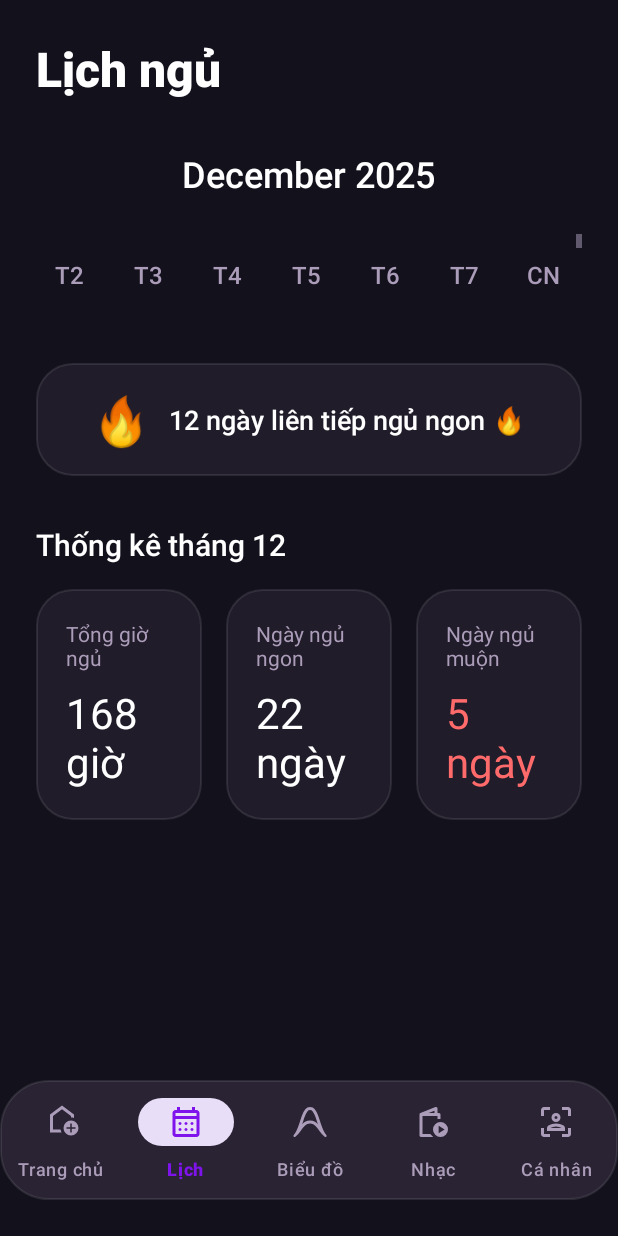
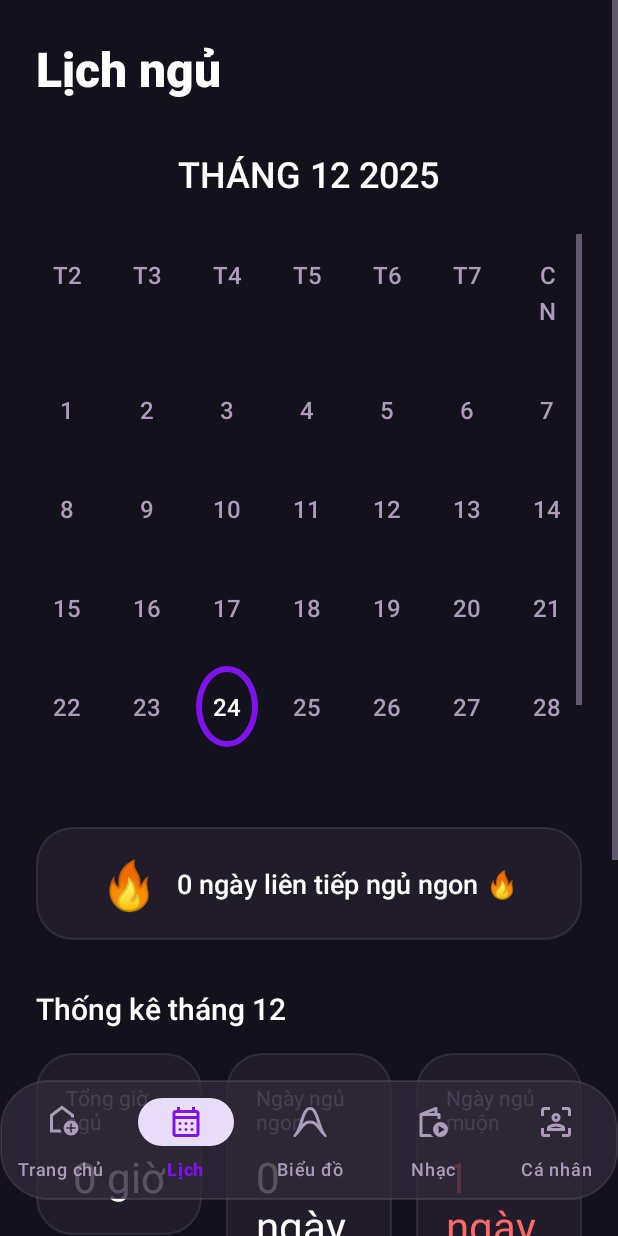
Before and after one commit to IvyPear/CatNap, an Android app: the screen it shows after launch (MainActivity), after a tap on an icon or button, on a phone screen of 412 x 824 dp. Run offline under Robolectric (Android 15) with nearby library versions, the phone set to English and light mode, and no system bars; 2 other taps on this screen came first.

Commit message:
xong logic và giao diện calendar

```diff
--- a/app/src/main/java/com/example/catnap/fragment/CalendarFragment.java
+++ b/app/src/main/java/com/example/catnap/fragment/CalendarFragment.java
@@ -1,6 +1,7 @@
 package com.example.catnap.fragment;
 
 import android.os.Bundle;
+import android.util.Log;
 import android.view.LayoutInflater;
 import android.view.View;
 import android.view.ViewGroup;
@@ -13,7 +14,9 @@ import androidx.annotation.Nullable;
 import androidx.fragment.app.Fragment;
 
 import com.example.catnap.R;
+import com.example.catnap.utils.SleepTracker;
 
+import java.text.SimpleDateFormat;
 import java.util.ArrayList;
 import java.util.Calendar;
 import java.util.Locale;
@@ -22,6 +25,9 @@ public class CalendarFragment extends Fragment {
 
     private GridView gridCalendar;
     private TextView tvMonthYear, tvStreak, tvTotalHours, tvGoodDays, tvLateDays;
+    private SleepTracker tracker;
+
+    private static final String TAG = "CalendarDebug";
 
     @Nullable
     @Override
@@ -35,32 +41,52 @@ public class CalendarFragment extends Fragment {
         tvGoodDays = view.findViewById(R.id.tv_good_days);
         tvLateDays = view.findViewById(R.id.tv_late_days);
 
+        tracker = new SleepTracker(requireContext());
+
         setupCalendar();
 
         return view;
     }
 
     private void setupCalendar() {
-        Calendar calendar = Calendar.getInstance();
+        Calendar currentCal = Calendar.getInstance();
 
-        // Cập nhật tháng năm hiện tại
-        String monthYear = calendar.getDisplayName(Calendar.MONTH, Calendar.LONG, Locale.getDefault()) + " " + calendar.get(Calendar.YEAR);
-        tvMonthYear.setText(monthYear);
+        // Tháng năm hiện tại (tiếng Việt)
+        SimpleDateFormat monthYearFormat = new SimpleDateFormat("MMMM yyyy", new Locale("vi", "VN"));
+        tvMonthYear.setText(monthYearFormat.format(currentCal.getTime()).toUpperCase());
+
+        // Chuỗi streak
+        tvStreak.setText(tracker.getCurrentStreak() + " ngày liên tiếp ngủ ngon 🔥");
 
         // Danh sách ngày
         ArrayList<String> days = new ArrayList<>();
 
-        // Tên ngày tuần (bắt đầu từ Thứ 2)
+        // Tên ngày tuần
         String[] weekDays = {"T2", "T3", "T4", "T5", "T6", "T7", "CN"};
         for (String day : weekDays) {
             days.add(day);
         }
 
-        // Ngày trong tháng
-        int maxDay = calendar.getActualMaximum(Calendar.DAY_OF_MONTH);
-        for (int i = 1; i <= maxDay; i++) {
-            days.add(String.valueOf(i));
+        // Calendar cho tháng hiện tại, ngày 1
+        Calendar monthCal = (Calendar) currentCal.clone();
+        monthCal.set(Calendar.DAY_OF_MONTH, 1);
+
+        // Tính offset: số ô trống trước ngày 1 (T2 là cột 0)
+        int firstDayOfWeek = monthCal.get(Calendar.DAY_OF_WEEK); // 1=CN, 2=T2, ..., 7=T7
+        int offset = (firstDayOfWeek == Calendar.SUNDAY) ? 6 : firstDayOfWeek - Calendar.MONDAY;
+        Log.d(TAG, "Offset khoảng trống: " + offset + " (firstDayOfWeek=" + firstDayOfWeek + ")");
+
+        for (int i = 0; i < offset; i++) {
+            days.add("");
         }
+
+        // Thêm ngày trong tháng
+        int maxDay = monthCal.getActualMaximum(Calendar.DAY_OF_MONTH);
+        for (int day = 1; day <= maxDay; day++) {
+            days.add(String.valueOf(day));
+        }
+
+        Log.d(TAG, "Tổng số item trong GridView: " + days.size());
 
         // Adapter tùy chỉnh
         ArrayAdapter<String> adapter = new ArrayAdapter<String>(requireContext(), android.R.layout.simple_list_item_1, days) {
@@ -68,41 +94,70 @@ public class CalendarFragment extends Fragment {
             @Override
             public View getView(int position, View convertView, @NonNull ViewGroup parent) {
                 TextView textView = (TextView) super.getView(position, convertView, parent);
-
-                // Style chung
                 textView.setGravity(android.view.Gravity.CENTER);
                 textView.setTextColor(getResources().getColor(R.color.text_primary));
                 textView.setPadding(16, 24, 16, 24);
                 textView.setTextSize(16);
 
-                // Nếu là tên ngày tuần (7 ô đầu)
+                // Tên ngày tuần
                 if (position < 7) {
                     textView.setTextColor(getResources().getColor(R.color.text_secondary));
-                    textView.setBackgroundColor(android.R.color.transparent);
+                    textView.setBackgroundColor(android.graphics.Color.TRANSPARENT);
                     return textView;
                 }
 
                 // Ngày thực tế
-                int day = position - 6; // position 7 = ngày 1
-
-                // Reset background
-                textView.setBackgroundColor(android.R.color.transparent);
-
-                // Ngày ngủ ngon (tím đậm)
-                if (day == 12 || day == 14 || day == 15 || day == 17 || day == 18 || day == 19 || day == 20) {
-                    textView.setBackgroundResource(R.drawable.calendar_good_day);
-                    textView.setTextColor(android.R.color.white);
+                String dayText = textView.getText().toString();
+                if (dayText.isEmpty()) {
+                    textView.setBackgroundColor(android.graphics.Color.TRANSPARENT);
+                    return textView;
                 }
 
-                // Ngày ngủ ít (tím nhạt)
-                if (day == 13 || day == 16 || day == 21) {
-                    textView.setBackgroundResource(R.drawable.calendar_bad_day);
+                int dayOfMonth;
+                try {
+                    dayOfMonth = Integer.parseInt(dayText);
+                } catch (NumberFormatException e) {
+                    textView.setBackgroundColor(android.graphics.Color.TRANSPARENT);
+                    return textView;
                 }
 
-                // Hôm nay (23/12/2025)
-                if (day == calendar.get(Calendar.DAY_OF_MONTH)) {
+                // Calendar cho ngày này
+                Calendar dayCal = (Calendar) monthCal.clone();
+                dayCal.set(Calendar.DAY_OF_MONTH, dayOfMonth);
+
+                // Lấy data ngủ
+                long sleepTime = tracker.getSleepTimeForDate(dayCal.getTime());
+                long wakeTime = tracker.getWakeTimeForDate(dayCal.getTime());
+                long durationMs = wakeTime > sleepTime ? wakeTime - sleepTime : 0;
+
+                Log.d(TAG, "Ngày " + dayOfMonth + ": durationMs = " + durationMs);
+
+                // Tô màu theo trạng thái
+                if (durationMs == 0) {
+                    textView.setBackgroundColor(android.graphics.Color.TRANSPARENT);
+                    textView.setTextColor(getResources().getColor(R.color.text_secondary));
+                } else {
+                    float hours = durationMs / (3600000f);
+
+                    if (hours >= 7.5f) {
+                        textView.setBackgroundResource(R.drawable.calendar_good_day);
+                        textView.setTextColor(android.graphics.Color.WHITE);
+                    } else if (hours >= 5f) {
+                        textView.setBackgroundResource(R.drawable.calendar_light_day);
+                        textView.setTextColor(android.graphics.Color.WHITE);
+                    } else {
+                        textView.setBackgroundResource(R.drawable.calendar_bad_day);
+                        textView.setTextColor(android.graphics.Color.WHITE);
+                    }
+                }
+
+                // Hôm nay
+                Calendar today = Calendar.getInstance();
+                if (dayOfMonth == today.get(Calendar.DAY_OF_MONTH) &&
+                        dayCal.get(Calendar.MONTH) == today.get(Calendar.MONTH) &&
+                        dayCal.get(Calendar.YEAR) == today.get(Calendar.YEAR)) {
                     textView.setBackgroundResource(R.drawable.calendar_today);
-                    textView.setTextColor(android.R.color.white);
+                    textView.setTextColor(android.graphics.Color.WHITE);
                 }
 
                 return textView;
@@ -111,10 +166,41 @@ public class CalendarFragment extends Fragment {
 
         gridCalendar.setAdapter(adapter);
 
-        // Thống kê tạm
-        tvStreak.setText("12 ngày liên tiếp ngủ ngon 🔥");
-        tvTotalHours.setText("168 giờ");
-        tvGoodDays.setText("22 ngày");
-        tvLateDays.setText("5 ngày");
+        // Thống kê tháng
+        updateMonthlyStats();
+    }
+
+    private void updateMonthlyStats() {
+        Calendar cal = Calendar.getInstance();
+        int maxDay = cal.getActualMaximum(Calendar.DAY_OF_MONTH);
+
+        long totalMs = 0;
+        int goodDays = 0;
+        int lateDays = 0;
+
+        for (int day = 1; day <= maxDay; day++) {
+            cal.set(Calendar.DAY_OF_MONTH, day);
+            long sleepTime = tracker.getSleepTimeForDate(cal.getTime());
+            long wakeTime = tracker.getWakeTimeForDate(cal.getTime());
+            long durationMs = wakeTime > sleepTime ? wakeTime - sleepTime : 0;
+
+            totalMs += durationMs;
+
+            if (durationMs > 0) {
+                float hours = durationMs / (3600000f);
+                if (hours >= 7.5f) goodDays++;
+
+                Calendar wakeCal = Calendar.getInstance();
+                wakeCal.setTimeInMillis(wakeTime);
+                if (wakeCal.get(Calendar.HOUR_OF_DAY) >= 6) {
+                    lateDays++;
+                }
+            }
+        }
+
+        long totalHours = totalMs / 3600000;
+        tvTotalHours.setText(totalHours + " giờ");
+        tvGoodDays.setText(goodDays + " ngày");
+        tvLateDays.setText(lateDays + " ngày");
     }
 }
--- a/app/src/main/java/com/example/catnap/utils/SleepTracker.java
+++ b/app/src/main/java/com/example/catnap/utils/SleepTracker.java
@@ -118,4 +118,18 @@ public class SleepTracker {
         if (hour >= 12 && hour < 18) return "Chào buổi chiều";
         return "Chào buổi tối";
     }
+    // Thêm vào class SleepTracker
+    public String getDateKeyPublic(Date date) {
+        return getDateKey(date); // Gọi private method
+    }
+
+    public long getSleepTimeForDate(Date date) {
+        String dateKey = getDateKey(date);
+        return prefs.getLong(KEY_SLEEP_TIME + dateKey, 0);
+    }
+
+    public long getWakeTimeForDate(Date date) {
+        String dateKey = getDateKey(date);
+        return prefs.getLong(KEY_WAKE_TIME + dateKey, 0);
+    }
 }
--- a/app/src/main/res/drawable/calendar_bad_day.xml
+++ b/app/src/main/res/drawable/calendar_bad_day.xml
@@ -1,5 +1,6 @@
 <?xml version="1.0" encoding="utf-8"?>
-<shape xmlns:android="http://schemas.android.com/apk/res/android"
-    android:shape="oval">
-    <solid android:color="#407f13ec" />
+<shape xmlns:android="http://schemas.android.com/apk/res/android">
+    <solid android:color="#F44336" /> <!-- Đỏ rực, cảnh báo -->
+    <corners android:radius="12dp" />
+    <stroke android:width="2dp" android:color="#FFFFFF" />
 </shape>
--- a/app/src/main/res/drawable/calendar_good_day.xml
+++ b/app/src/main/res/drawable/calendar_good_day.xml
@@ -1,5 +1,6 @@
 <?xml version="1.0" encoding="utf-8"?>
-<shape xmlns:android="http://schemas.android.com/apk/res/android"
-    android:shape="oval">
-    <solid android:color="#7f13ec" />
+<shape xmlns:android="http://schemas.android.com/apk/res/android">
+    <solid android:color="#4CAF50" /> <!-- Xanh lá tươi, khỏe mạnh -->
+    <corners android:radius="12dp" />
+    <stroke android:width="2dp" android:color="#FFFFFF" /> <!-- Viền trắng nổi bật -->
 </shape>
--- /dev/null
+++ b/app/src/main/res/drawable/calendar_light_day.xml
@@ -0,0 +1,6 @@
+<?xml version="1.0" encoding="utf-8"?>
+<shape xmlns:android="http://schemas.android.com/apk/res/android">
+    <solid android:color="#A78BFA" /> <!-- Tím nhạt (violet nhạt) cho trạng thái thiếu nhẹ -->
+    <corners android:radius="12dp" /> <!-- Bo góc giống các ngày khác -->
+    <stroke android:width="2dp" android:color="#FFFFFF" /> <!-- Viền trắng nhẹ cho nổi bật -->
+</shape>
--- a/app/src/main/res/layout/fragment_calendar.xml
+++ b/app/src/main/res/layout/fragment_calendar.xml
@@ -34,17 +34,17 @@
             android:layout_gravity="center_horizontal"
             android:layout_marginBottom="24dp" />
 
-        <!-- Lịch tháng bằng GridView (7 cột) -->
+        <!-- Lịch tháng bằng GridView (7 cột) - TO HƠN -->
         <GridView
             android:id="@+id/grid_calendar"
             android:layout_width="match_parent"
-            android:layout_height="wrap_content"
+            android:layout_height="363dp"
+            android:layout_marginBottom="32dp"
+            android:gravity="center"
+            android:horizontalSpacing="12dp"
             android:numColumns="7"
-            android:horizontalSpacing="8dp"
-            android:verticalSpacing="8dp"
             android:stretchMode="columnWidth"
-            android:gravity="center"
-            android:layout_marginBottom="32dp" />
+            android:verticalSpacing="12dp" />
 
         <!-- Chuỗi ngày ngủ ngon -->
         <LinearLayout
```
